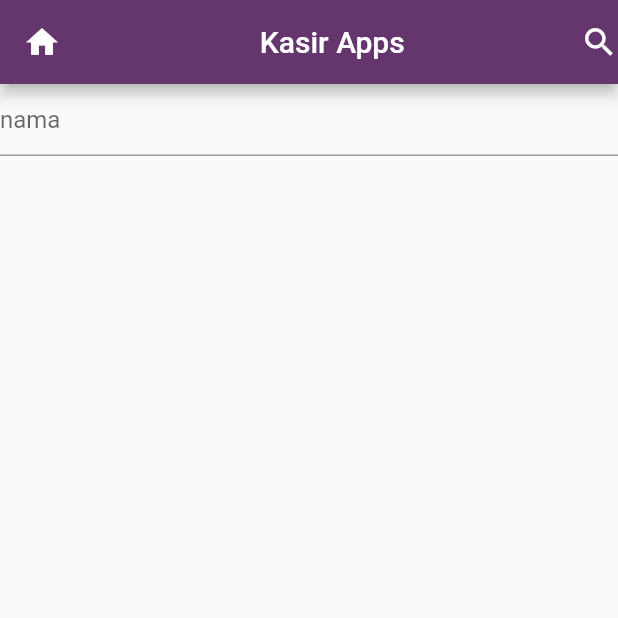
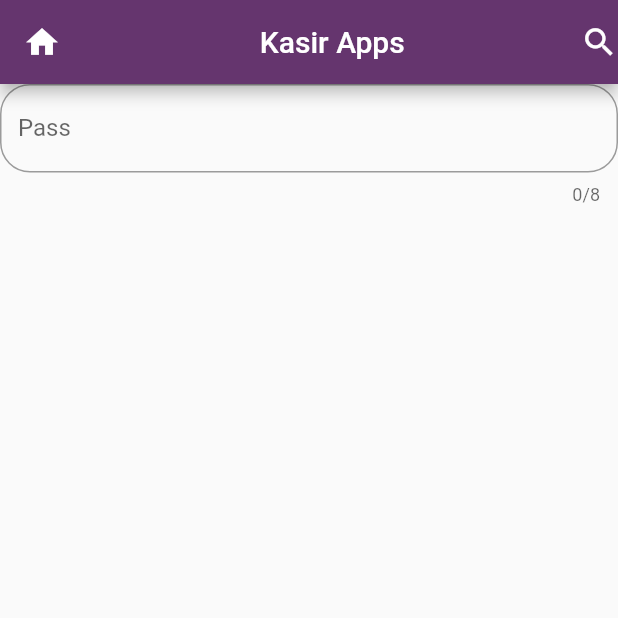
Before and after one commit to rartdian/flutter, a Flutter app: the screen it shows after launch, on a phone screen of 412 x 824 dp, the top half of it. Run offline on Flutter 3.47's test engine with Material 2 defaults, Android fonts, the phone set to English and light mode, and no system bars.

Commit message:
obscureText, maxLength

```diff
--- a/lib/main.dart
+++ b/lib/main.dart
@@ -16,8 +16,12 @@ class HomePage extends StatelessWidget {
           actions: <Widget>[Icon(Icons.search, size: 25.0)],
         ),
         body: TextField(
+            maxLength: 8,
+            obscureText: true,
             decoration: InputDecoration(
-          hintText: 'nama',
-        )));
+                labelText: 'Pass',
+                //hintText: 'nama',
+                border: OutlineInputBorder(
+                    borderRadius: BorderRadius.circular(20.0)))));
   }
 }
```
